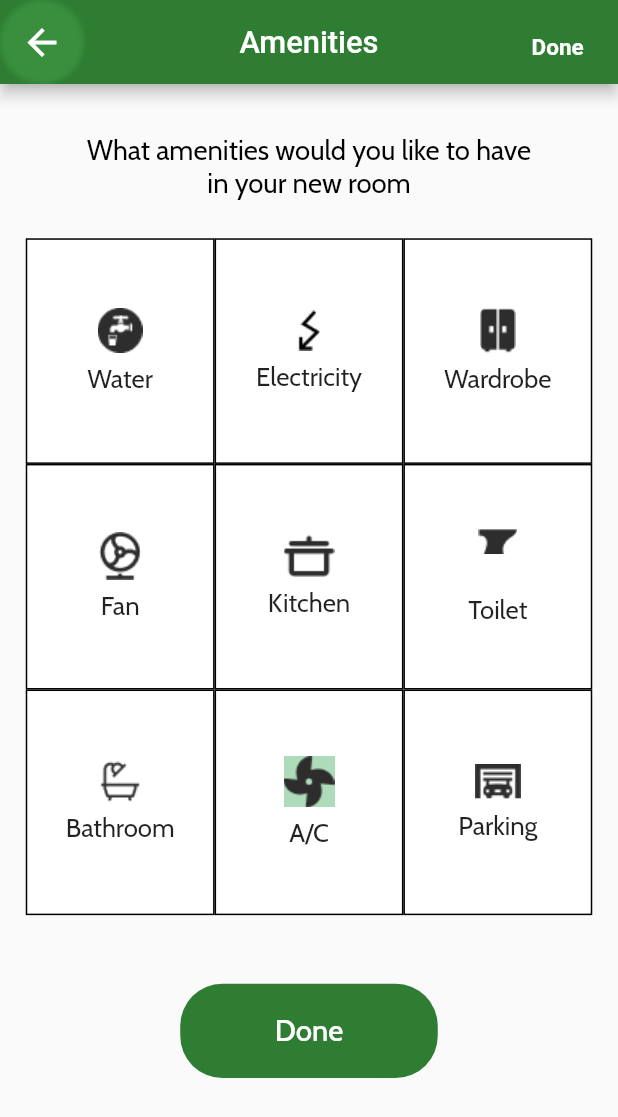
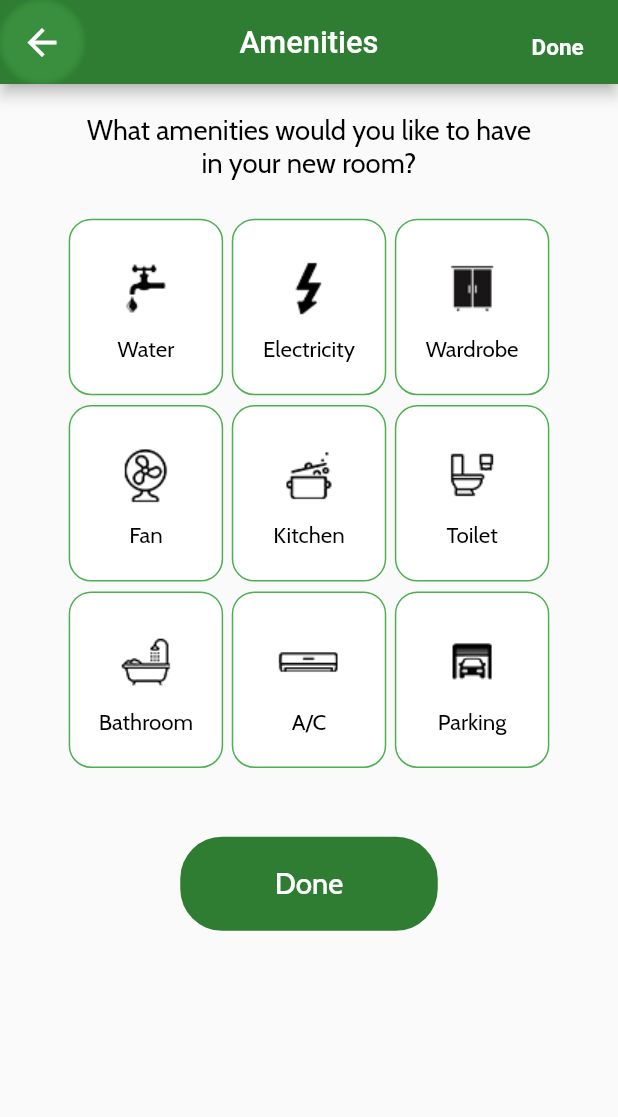
Before and after one commit to zuri-training/bunkie_mobile_pjt_47, a Flutter app: the AmenitiesView screen opened by its route, on a phone screen of 412 x 824 dp. Shown: the top 1117 px of the screen. Run offline on Flutter 3.47's test engine with Material 2 defaults, Android fonts, the phone set to English and light mode, and no system bars; our stand-ins replace carousel_slider, cloud_firestore, dropdown_search, firebase_auth, firebase_core, firebase_database and 6 more; accounts and stored records are empty; project files that could hold a hidden picture were left out.

Commit message:
-Adjusted the space between two messages in chat detailed view-changed all icons in amenities view and improved the UI-aligned the texts on App Bar for Interest and lifestyle View,Amenities View and Preferences View-Justified the about us description text for user and room mate profile views respectively-

```diff
--- a/lib/views/amenities_view.dart
+++ b/lib/views/amenities_view.dart
@@ -3,6 +3,7 @@ import 'dart:developer';
 import 'package:bunkie/services/auth_service.dart';
 import 'package:bunkie/services/services.dart';
 import 'package:firebase_auth/firebase_auth.dart';
+import 'package:flutter/cupertino.dart';
 import 'package:flutter/material.dart';
 import 'package:google_fonts/google_fonts.dart';
 
@@ -50,15 +51,14 @@ class _AmenitiesViewState extends State<AmenitiesView> {
                   width: 6.w,
                   decoration: BoxDecoration(
                     shape: BoxShape.circle,
-                    boxShadow: [BoxShadow(
+                    boxShadow: [
+                      BoxShadow(
                         color: Colors.green.withAlpha(90),
                         blurRadius: 2,
-                    )],
+                      )
+                    ],
                   ),
-                  child: Icon(
-                    Icons.arrow_back,
-                    size: 25.w
-                  ),
+                  child: Icon(Icons.arrow_back, size: 25.w),
                 ),
               ),
               actions: [
@@ -83,9 +83,9 @@ class _AmenitiesViewState extends State<AmenitiesView> {
               physics: BouncingScrollPhysics(),
               child:
                   Column(mainAxisAlignment: MainAxisAlignment.start, children: [
-                CustomSpacer(flex: 5),
+                CustomSpacer(flex: 3),
                 Text(
-                    'What amenities would you like to have \nin your new room',
+                    'What amenities would you like to have \nin your new room?',
                     textAlign: TextAlign.center,
                     style: GoogleFonts.cabin(
                         color: Colors.black, fontSize: 16.sp)),
@@ -95,40 +95,52 @@ class _AmenitiesViewState extends State<AmenitiesView> {
                         EdgeInsets.symmetric(horizontal: 15.w, vertical: 5.h),
                     child: Column(children: [
                       Row(
+                        mainAxisAlignment: MainAxisAlignment.center,
                         children: [
                           AmenitiesGrid(
-                              icon: 'assets/images/misc/running_water_icon.png',
+                              icon: 'assets/images/misc/tap_icon.png',
                               amenity: 'Water'),
+                          CustomSpacer(flex: 1, horizontal: true),
                           AmenitiesGrid(
-                              icon: 'assets/images/misc/electricity_icon.png',
+                              icon: 'assets/images/misc/power_icon.png',
                               amenity: 'Electricity'),
+                          CustomSpacer(flex: 1, horizontal: true),
                           AmenitiesGrid(
-                              icon: 'assets/images/misc/wardrobe_icon.png',
+                              icon: 'assets/images/misc/WardR_icon.png',
                               amenity: 'Wardrobe'),
                         ],
                       ),
-                      Row(children: [
+                      CustomSpacer(flex: 1),
+                      Row(
+                          mainAxisAlignment: MainAxisAlignment.center,
+                          children: [
                             AmenitiesGrid(
-                            icon: 'assets/images/misc/fan_icon.png',
+                                icon: 'assets/images/misc/E_fan_icon.png',
                                 amenity: 'Fan'),
+                            CustomSpacer(flex: 1, horizontal: true),
                             AmenitiesGrid(
-                            icon: 'assets/images/misc/pot_icon.png',
+                                icon: 'assets/images/misc/kitchen_icon.png',
                                 amenity: 'Kitchen'),
+                            CustomSpacer(flex: 1, horizontal: true),
                             AmenitiesGrid(
-                          icon: 'assets/images/misc/toilet_bottom_icon.png',
+                              icon: 'assets/images/misc/toilet_icon.png',
                               amenity: 'Toilet',
-                          spacer: 4,
                             ),
                           ]),
-                      Row(children: [
+                      CustomSpacer(flex: 1),
+                      Row(
+                          mainAxisAlignment: MainAxisAlignment.center,
+                          children: [
                             AmenitiesGrid(
-                            icon: 'assets/images/misc/bathroom_icon.png',
+                                icon: 'assets/images/misc/batR_icon.png',
                                 amenity: 'Bathroom'),
+                            CustomSpacer(flex: 1, horizontal: true),
                             AmenitiesGrid(
-                            icon: 'assets/images/misc/ac_icon.png',
+                                icon: 'assets/images/misc/Acc_icon.png',
                                 amenity: 'A/C'),
+                            CustomSpacer(flex: 1, horizontal: true),
                             AmenitiesGrid(
-                            icon: 'assets/images/misc/parking_icon.png',
+                                icon: 'assets/images/misc/C_park_icon.png',
                                 amenity: 'Parking'),
                           ])
                     ])),
--- a/lib/views/interests_and_lifestyle_view.dart
+++ b/lib/views/interests_and_lifestyle_view.dart
@@ -76,7 +76,7 @@ class _InterestsAndLifeStyleViewState extends State<InterestsAndLifeStyleView> {
               child: Column(children: [
                 CustomSpacer(flex: 3),
                 Text(
-                    'Tell us your interests and we will help you find \nroommates have the same interests with you',
+                    'Select your most preferred Interests',
                     textAlign: TextAlign.center,
                     style: GoogleFonts.cabin(
                         color: Colors.black, fontSize: 16.sp)),
--- a/lib/views/shared/amenities_grid.dart
+++ b/lib/views/shared/amenities_grid.dart
@@ -4,22 +4,19 @@ import 'package:flutter/material.dart';
 import 'package:bunkie/utils/utils.dart';
 import 'package:google_fonts/google_fonts.dart';
 
-
 class AmenitiesGrid extends StatefulWidget {
   final String icon;
   final String amenity;
-  final double? spacer; /// Custom spacer to align text where icon is not even
+  final double? spacer;
 
-  const AmenitiesGrid({
-    Key? key,
-    required this.icon,
-    required this.amenity,
-    this.spacer: 1
-  }) : super(key: key);
+  /// Custom spacer to align text where icon is not even
 
-  _AmenitiesGridState createState() =>_AmenitiesGridState();
+  const AmenitiesGrid(
+      {Key? key, required this.icon, required this.amenity, this.spacer: 1})
+      : super(key: key);
+
+  _AmenitiesGridState createState() => _AmenitiesGridState();
 }
-
 
 class _AmenitiesGridState extends State<AmenitiesGrid> {
   bool _active = false;
@@ -31,32 +28,26 @@ class _AmenitiesGridState extends State<AmenitiesGrid> {
           setState(() => _active = !_active);
         },
         child: Container(
-        width: 110.w,
-        height: 115.h,
+            width: 90.w,
+            height: 90.h,
             padding: EdgeInsets.all(16),
             decoration: BoxDecoration(
-          border: Border.all(
-            color: Colors.black
-          ),
-          color: _active ? Colors.green : Colors.white,
+              border: Border.all(color: Colors.green),
+              borderRadius: BorderRadius.circular(15),
+              color: _active ? Colors.green[800] : Colors.white,
             ),
             child: Column(
               mainAxisAlignment: MainAxisAlignment.center,
               children: [
-            Image.asset(
-              widget.icon
-            ),
+                Image.asset(widget.icon),
                 CustomSpacer(flex: widget.spacer),
-            Text(
-              widget.amenity,
+                Text(widget.amenity,
                     textAlign: TextAlign.center,
                     style: GoogleFonts.cabin(
-                fontSize: 15.sp,
-              )
-            )
+                      fontSize: 13.sp,
+                      color: _active ? Colors.white : Colors.black,
+                    ))
               ],
-        )
-      )
-    );
+            )));
   }
 }
--- a/lib/views/shared/conversation_list.dart
+++ b/lib/views/shared/conversation_list.dart
@@ -63,7 +63,7 @@ class _ConversationListState extends State<ConversationList> {
                                       fontWeight: FontWeight.w600,
                                       fontSize: 20.sp,
                                       color: Colors.black)),
-                              SizedBox(height: 6.h),
+                              SizedBox(height: 4.h),
                               Container(
                                 width: 220,
                                 child: Row(
@@ -74,7 +74,7 @@ class _ConversationListState extends State<ConversationList> {
                                         text: TextSpan(
                                             style: GoogleFonts.cabin(
                                                 color: Colors.black,
-                                                fontSize: 16.sp,
+                                                fontSize: 13.sp,
                                                 fontWeight: widget.messageRead
                                                     ? FontWeight.bold
                                                     : FontWeight.normal),
@@ -93,7 +93,7 @@ class _ConversationListState extends State<ConversationList> {
                 Text(
                   widget.time.toString(),
                   style: GoogleFonts.cabin(
-                      fontSize: 12.sp,
+                      fontSize: 10.sp,
                       color: Colors.black,
                       fontWeight: widget.messageRead
                           ? FontWeight.bold
```
Also changed, not shown: lib/views/chat_detail.dart (+6 -15 lines), lib/views/chat_page.dart (+17 -6 lines), lib/views/roommate_preferences.dart (+5 -5 lines), lib/views/roommate_profile_view.dart (+4 -4 lines), lib/views/user_profile_view.dart (+4 -4 lines), assets/images/misc/Acc_icon.png (added), assets/images/misc/C_park_icon.png (added), assets/images/misc/E_fan_icon.png (added), assets/images/misc/WardR_icon.png (added), assets/images/misc/batR_icon.png (added), assets/images/misc/kitchen_icon.png (added), assets/images/misc/power_icon.png (added), assets/images/misc/tap icon.png (added), assets/images/misc/tap_icon.png (added), 2 more files. Lines whose indentation alone changed are shown as unchanged.
